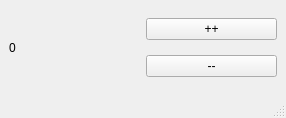
Before: the Qt Designer form demo/tutorial/counterSample/counter.ui in itom-project/itom, drawn with Qt 5.
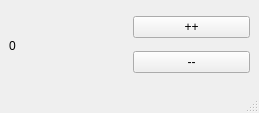
After: the same form once the commit is applied.

Patch:
```diff
--- a/demo/tutorial/counterSample/counter.ui
+++ b/demo/tutorial/counterSample/counter.ui
@@ -6,8 +6,8 @@
    <rect>
     <x>0</x>
     <y>0</y>
-    <width>286</width>
-    <height>118</height>
+    <width>259</width>
+    <height>113</height>
    </rect>
   </property>
   <property name="windowTitle">
```
Left out of the diff: 4 changed lines with no effect on the pictures.
